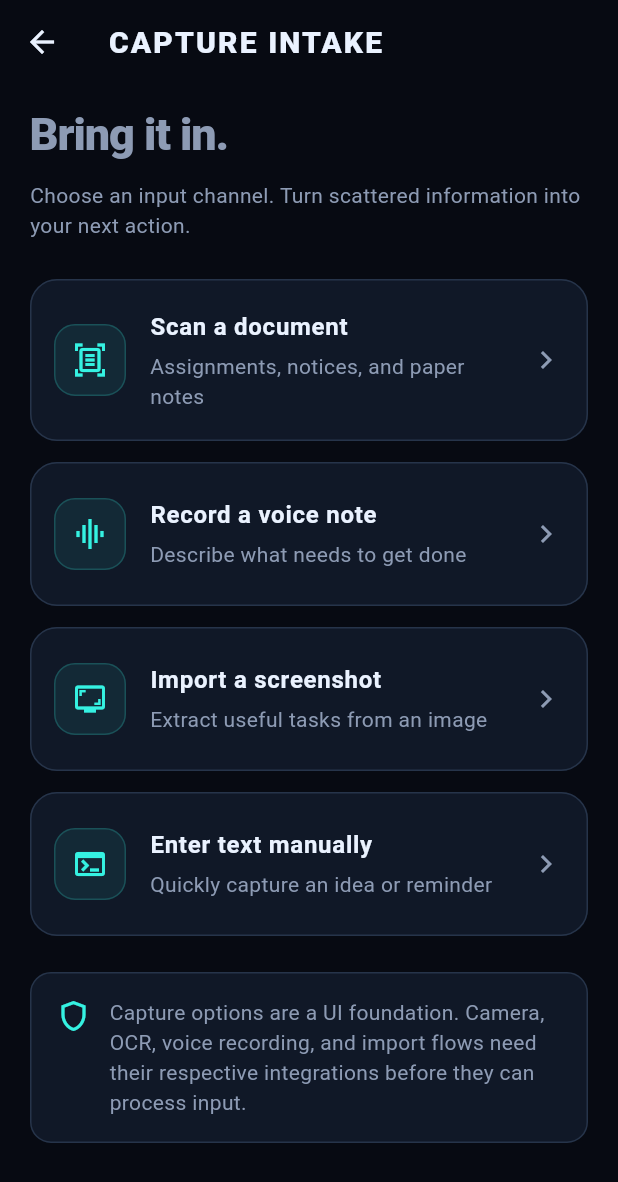
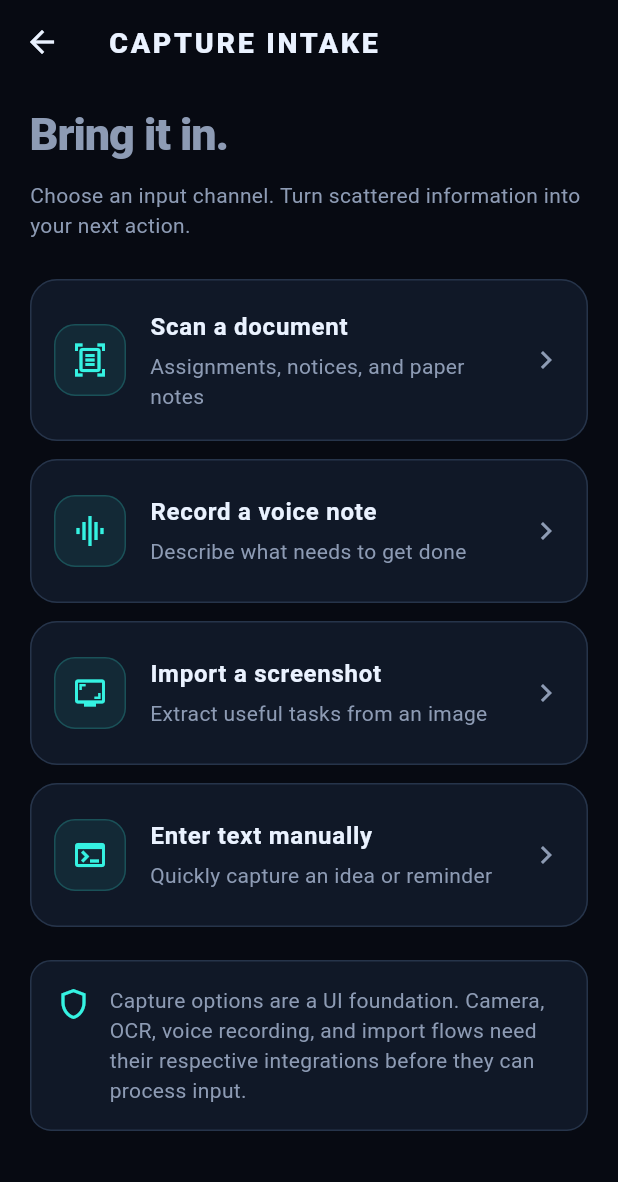
Before and after one commit to VegirajuMahaveerVarma/ACTIFY, a Flutter app: the screen it shows after launch, after a tap on "INITIALIZE CAPTURE", on a phone screen of 412 x 824 dp. Shown: the top 1182 px of the screen. Run offline on Flutter 3.47's test engine with Material 3 defaults, Android fonts, the phone set to English and light mode, and no system bars; our stand-ins replace image_picker, speech_to_text.

Commit message:
Refine cyber command-center design system

```diff
--- a/mobile/lib/app/theme.dart
+++ b/mobile/lib/app/theme.dart
@@ -1,6 +1,6 @@
 import 'package:flutter/material.dart';
 
-/// ACTIFY's dark cyber-inspired design system.
+/// ACTIFY's cyber command-center design system.
 class ActifyTheme {
   static const Color background = Color(0xFF070A12);
   static const Color surface = Color(0xFF101827);
@@ -11,19 +11,25 @@ class ActifyTheme {
   static const Color textPrimary = Color(0xFFEAF2FF);
   static const Color textMuted = Color(0xFF8D9BB4);
   static const Color outline = Color(0xFF26344A);
+  static const Color danger = Color(0xFFFF6B8A);
 
   static ThemeData dark() {
-    final scheme = ColorScheme.fromSeed(
-      seedColor: neonCyan,
-      brightness: Brightness.dark,
-      surface: surface,
-    ).copyWith(
+    const scheme = ColorScheme.dark(
       primary: neonCyan,
+      onPrimary: background,
       secondary: electricBlue,
+      onSecondary: background,
       tertiary: neonViolet,
       surface: surface,
       onSurface: textPrimary,
+      error: danger,
+      onError: background,
       outline: outline,
+    );
+
+    final roundedBorder = OutlineInputBorder(
+      borderRadius: BorderRadius.circular(14),
+      borderSide: const BorderSide(color: outline),
     );
 
     return ThemeData(
@@ -33,6 +39,8 @@ class ActifyTheme {
       scaffoldBackgroundColor: background,
       canvasColor: background,
       dividerColor: outline,
+      splashColor: neonCyan.withValues(alpha: 0.08),
+      highlightColor: neonCyan.withValues(alpha: 0.04),
       appBarTheme: const AppBarTheme(
         backgroundColor: background,
         foregroundColor: textPrimary,
@@ -41,16 +49,16 @@ class ActifyTheme {
         centerTitle: false,
         titleTextStyle: TextStyle(
           color: textPrimary,
-          fontSize: 20,
-          fontWeight: FontWeight.w800,
-          letterSpacing: 1.4,
+          fontSize: 19,
+          fontWeight: FontWeight.w900,
+          letterSpacing: 1.8,
         ),
       ),
       cardTheme: CardThemeData(
         color: surface,
         surfaceTintColor: Colors.transparent,
         elevation: 0,
-        margin: const EdgeInsets.only(bottom: 14),
+        margin: const EdgeInsets.only(bottom: 12),
         shape: RoundedRectangleBorder(
           borderRadius: BorderRadius.circular(18),
           side: const BorderSide(color: outline),
@@ -61,12 +69,13 @@ class ActifyTheme {
           backgroundColor: neonCyan,
           foregroundColor: background,
           minimumSize: const Size(48, 54),
+          padding: const EdgeInsets.symmetric(horizontal: 20, vertical: 15),
           shape: RoundedRectangleBorder(
             borderRadius: BorderRadius.circular(14),
           ),
           textStyle: const TextStyle(
-            fontWeight: FontWeight.w800,
-            letterSpacing: 0.3,
+            fontWeight: FontWeight.w900,
+            letterSpacing: 0.8,
           ),
         ),
       ),
@@ -85,16 +94,9 @@ class ActifyTheme {
         fillColor: surfaceRaised,
         hintStyle: const TextStyle(color: textMuted),
         labelStyle: const TextStyle(color: textMuted),
-        border: OutlineInputBorder(
-          borderRadius: BorderRadius.circular(14),
-          borderSide: const BorderSide(color: outline),
-        ),
-        enabledBorder: OutlineInputBorder(
-          borderRadius: BorderRadius.circular(14),
-          borderSide: const BorderSide(color: outline),
-        ),
-        focusedBorder: OutlineInputBorder(
-          borderRadius: BorderRadius.circular(14),
+        border: roundedBorder,
+        enabledBorder: roundedBorder,
+        focusedBorder: roundedBorder.copyWith(
           borderSide: const BorderSide(color: neonCyan, width: 1.5),
         ),
       ),
@@ -102,21 +104,26 @@ class ActifyTheme {
       textTheme: const TextTheme(
         headlineLarge: TextStyle(
           color: textPrimary,
-          fontSize: 30,
-          fontWeight: FontWeight.w800,
-          letterSpacing: -0.7,
+          fontSize: 32,
+          height: 1.05,
+          fontWeight: FontWeight.w900,
+          letterSpacing: -1.1,
         ),
         headlineSmall: TextStyle(
           color: textPrimary,
-          fontSize: 23,
+          fontSize: 24,
           fontWeight: FontWeight.w800,
-          letterSpacing: -0.3,
+          letterSpacing: -0.5,
         ),
-        titleLarge: TextStyle(color: textPrimary, fontWeight: FontWeight.w700),
+        titleLarge: TextStyle(
+          color: textPrimary,
+          fontWeight: FontWeight.w800,
+          letterSpacing: -0.2,
+        ),
         titleMedium: TextStyle(color: textPrimary, fontWeight: FontWeight.w700),
         bodyLarge: TextStyle(color: textPrimary, height: 1.45),
         bodyMedium: TextStyle(color: textMuted, height: 1.45),
-        labelLarge: TextStyle(fontWeight: FontWeight.w800, letterSpacing: 0.6),
+        labelLarge: TextStyle(fontWeight: FontWeight.w900, letterSpacing: 0.7),
       ),
     );
   }
```
